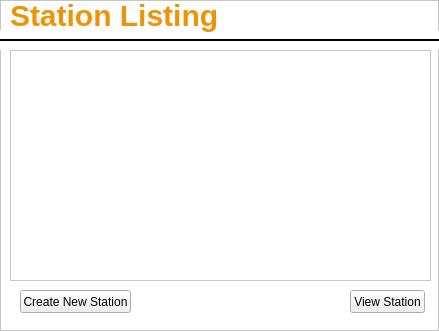
Above: app/ui/stationListing.ui from alishan-kaisani/CS4400-GUI before the change. Below: the same form after it.
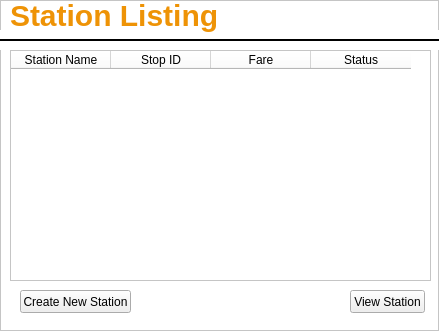
That is the form after the change. Icons and pictures are not drawn.

Commit message: Fixed Error/Success Dialog Issue across all screens; Created minimum functioning table view in Station Listing

```diff
--- a/app/ui/stationListing.ui
+++ b/app/ui/stationListing.ui
@@ -122,7 +122,7 @@
     <string>Station Listing</string>
    </property>
   </widget>
-  <widget class="QTableView" name="tableView">
+  <widget class="QTableWidget" name="tableWidget">
    <property name="geometry">
     <rect>
      <x>10</x>
@@ -131,6 +131,44 @@
      <height>231</height>
     </rect>
    </property>
+   <property name="editTriggers">
+    <set>QAbstractItemView::NoEditTriggers</set>
+   </property>
+   <property name="alternatingRowColors">
+    <bool>true</bool>
+   </property>
+   <property name="selectionMode">
+    <enum>QAbstractItemView::SingleSelection</enum>
+   </property>
+   <property name="selectionBehavior">
+    <enum>QAbstractItemView::SelectRows</enum>
+   </property>
+   <property name="sortingEnabled">
+    <bool>true</bool>
+   </property>
+   <property name="columnCount">
+    <number>4</number>
+   </property>
+   <column>
+    <property name="text">
+     <string>Station Name</string>
+    </property>
+   </column>
+   <column>
+    <property name="text">
+     <string>Stop ID</string>
+    </property>
+   </column>
+   <column>
+    <property name="text">
+     <string>Fare</string>
+    </property>
+   </column>
+   <column>
+    <property name="text">
+     <string>Status</string>
+    </property>
+   </column>
   </widget>
  </widget>
  <resources>
```
The commit also changes 12 other files.
